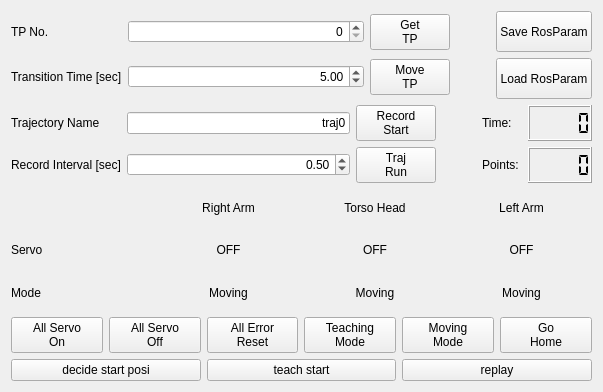
tashiwater/wiping, file torobo_robot/torobo_gui/resource/torobo_whole_body_manager.ui: the form before one commit.
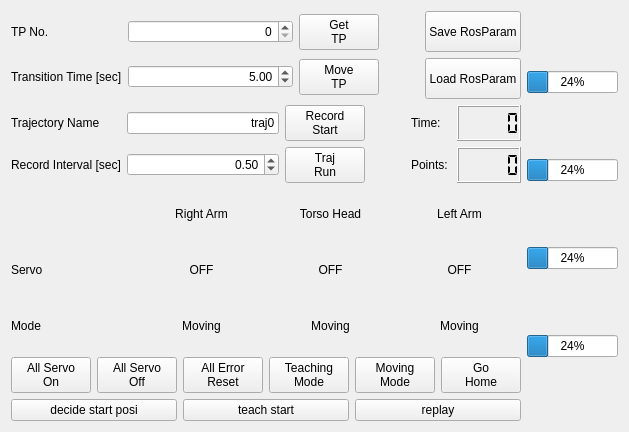
The form after the commit.

```diff
--- a/torobo_robot/torobo_gui/resource/torobo_whole_body_manager.ui
+++ b/torobo_robot/torobo_gui/resource/torobo_whole_body_manager.ui
@@ -7,7 +7,7 @@
     <x>0</x>
     <y>0</y>
     <width>603</width>
-    <height>392</height>
+    <height>432</height>
    </rect>
   </property>
   <property name="windowTitle">
@@ -484,6 +484,38 @@
      </item>
     </layout>
    </item>
+   <item>
+    <layout class="QVBoxLayout" name="verticalLayout_5">
+     <item>
+      <widget class="QProgressBar" name="tactileBar1">
+       <property name="value">
+        <number>24</number>
+       </property>
+      </widget>
+     </item>
+     <item>
+      <widget class="QProgressBar" name="tactileBar2">
+       <property name="value">
+        <number>24</number>
+       </property>
+      </widget>
+     </item>
+     <item>
+      <widget class="QProgressBar" name="tactileBar3">
+       <property name="value">
+        <number>24</number>
+       </property>
+      </widget>
+     </item>
+     <item>
+      <widget class="QProgressBar" name="tactileBar4">
+       <property name="value">
+        <number>24</number>
+       </property>
+      </widget>
+     </item>
+    </layout>
+   </item>
   </layout>
  </widget>
  <resources/>
```
